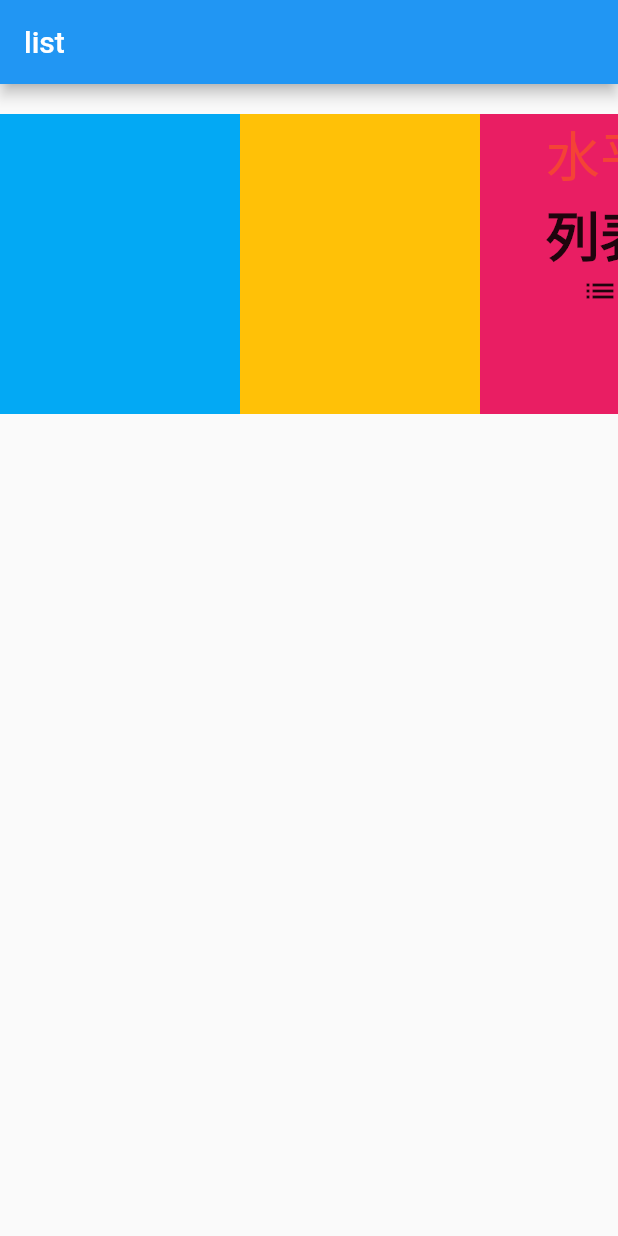
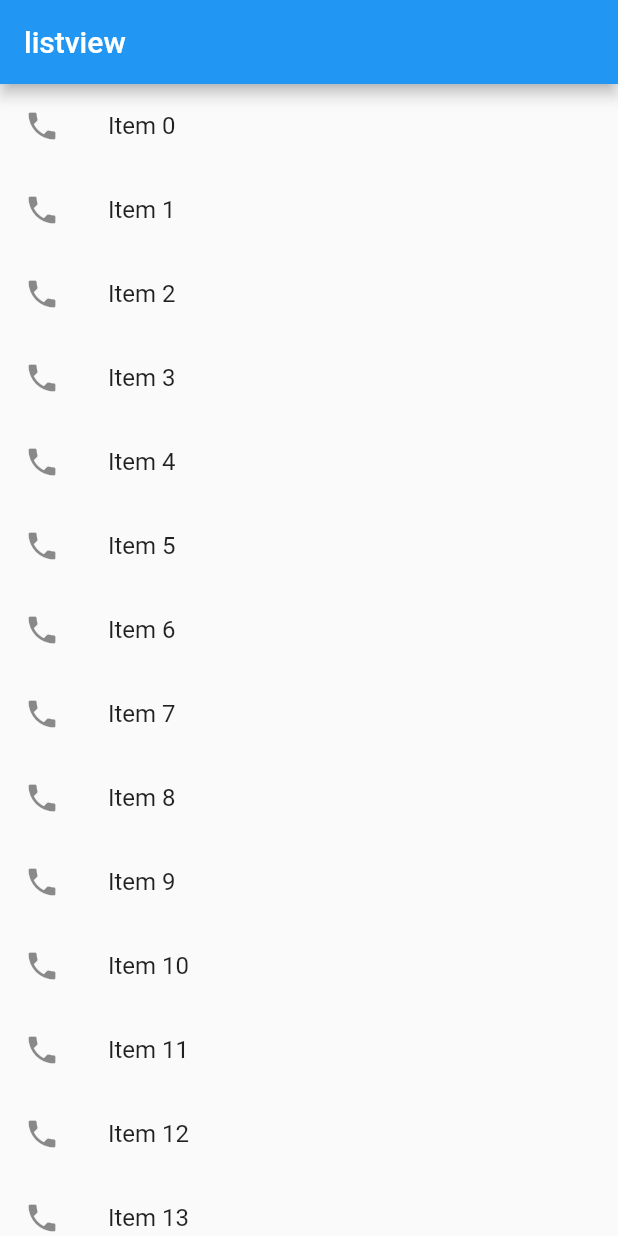
Before and after one commit to GrayFrost/learn-flutter, a Flutter app: the screen it shows after launch, on a phone screen of 412 x 824 dp. Run offline on Flutter 3.47's test engine with Material 2 defaults, Android fonts, the phone set to English and light mode, and no system bars.

Commit message:
listview builder

```diff
--- /dev/null
+++ b/lib/4_5_listview/listview_3.dart
@@ -0,0 +1,20 @@
+import 'package:flutter/material.dart';
+
+class ListViewDemo3 extends StatelessWidget {
+  @override
+  Widget build(BuildContext context) {
+    final List<String> items = List<String>.generate(500, (i) => "Item $i");
+    return Scaffold(
+      appBar: AppBar(
+        title: Text('listview'),
+      ),
+      body: ListView.builder(
+        itemCount: items.length,
+        itemBuilder: (context, index) {
+          return ListTile(
+              leading: Icon(Icons.phone), title: Text('${items[index]}'));
+        },
+      ),
+    );
+  }
+}
--- a/lib/main.dart
+++ b/lib/main.dart
@@ -1,5 +1,5 @@
 import 'package:flutter/material.dart';
-import 'package:learn_flutter/4_5_listview/listview_2.dart';
+import 'package:learn_flutter/4_5_listview/listview_3.dart';
 
 void main() => runApp(MyApp());
 
@@ -8,7 +8,7 @@ class MyApp extends StatelessWidget {
   Widget build(BuildContext context){
     return MaterialApp(
       title: 'Hello World',
-      home: ListViewDemo2()
+      home: ListViewDemo3()
     );
   }
 }
```
